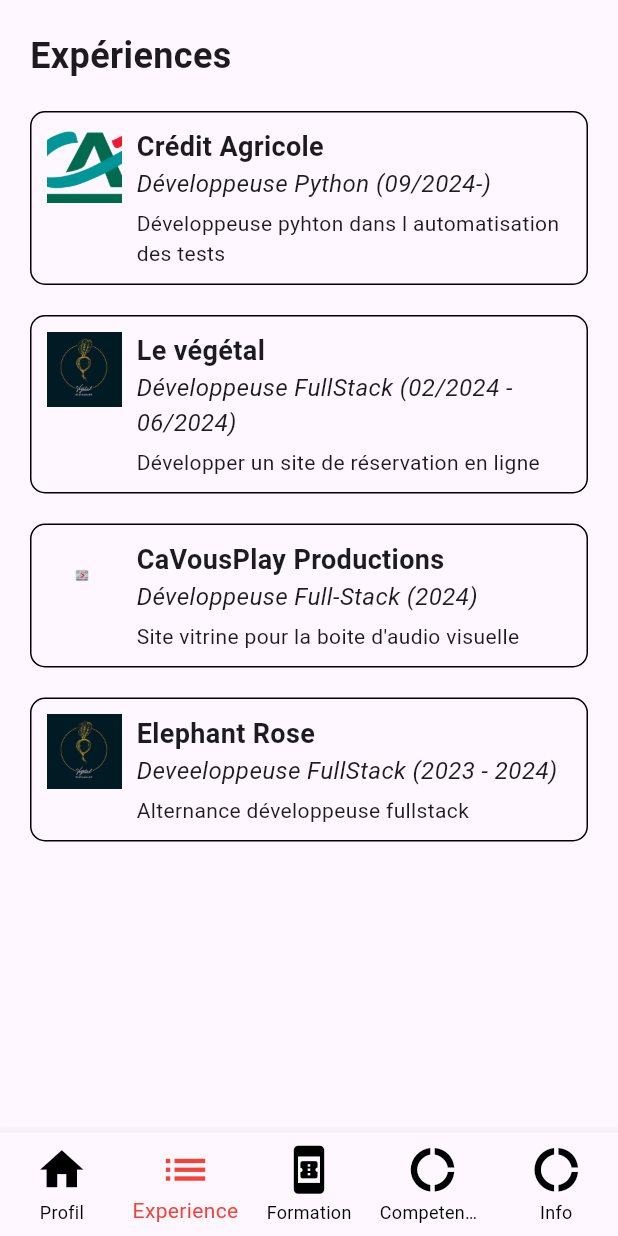
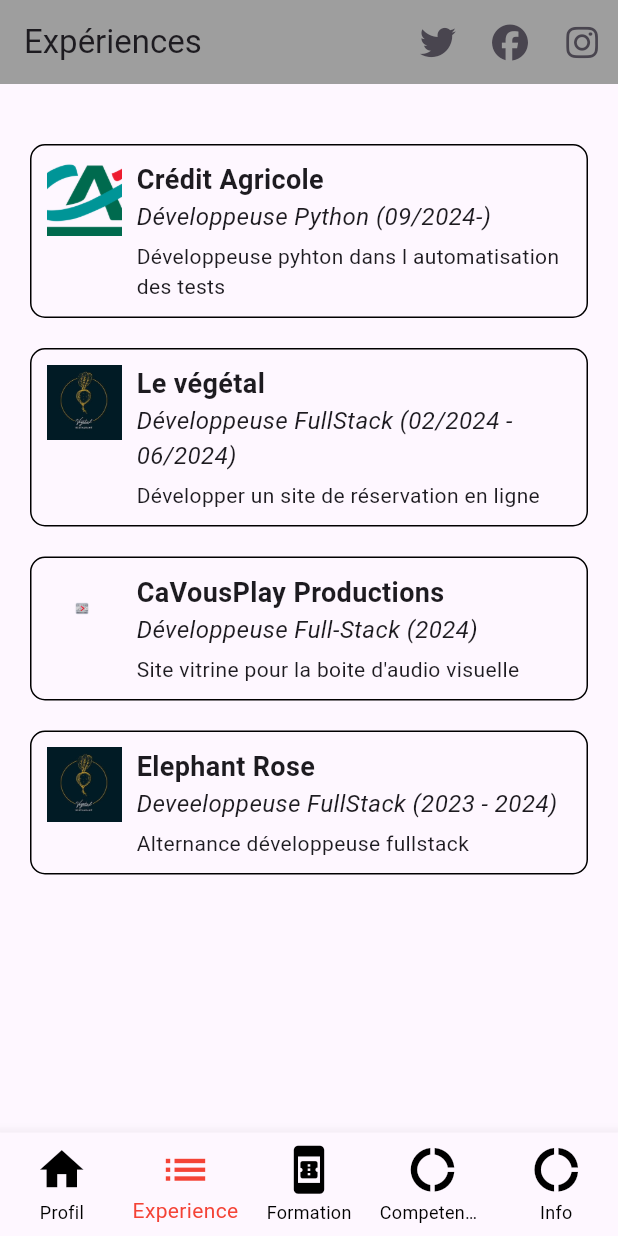
Before and after one commit to SarahOtmane/exo_flutter, a Flutter app: the screen it shows after launch, item 2 of the bottom bar chosen, on a phone screen of 412 x 824 dp. Run offline on Flutter 3.47's test engine with Material 3 defaults, Android fonts, the phone set to English and light mode, and no system bars; our stand-ins replace font_awesome_flutter.

Commit message:
composant experiences valide

```diff
--- a/lib/screen/experience.dart
+++ b/lib/screen/experience.dart
@@ -1,25 +1,44 @@
 import 'package:flutter/material.dart';
 import '../data.dart';
 import '../components/experience_card.dart';
+import 'package:font_awesome_flutter/font_awesome_flutter.dart';
 
 class ExperienceScreen extends StatelessWidget {
   const ExperienceScreen({super.key});
 
   @override
   Widget build(BuildContext context) {
-    return SingleChildScrollView(
+    return Scaffold(
+      appBar: AppBar(
+        title: const Text('Expériences'),
+        backgroundColor: Colors.grey, // Fond gris pour l'AppBar
+        actions: [
+          IconButton(
+            icon: const FaIcon(FontAwesomeIcons.twitter),
+            onPressed: () {
+              // Action pour Twitter
+            },
+          ),
+          IconButton(
+            icon: const FaIcon(FontAwesomeIcons.facebook),
+            onPressed: () {
+              // Action pour Facebook
+            },
+          ),
+          IconButton(
+            icon: const FaIcon(FontAwesomeIcons.instagram),
+            onPressed: () {
+              // Action pour Instagram
+            },
+          ),
+        ],
+      ),
+      body: SingleChildScrollView(
         child: Container(
           padding: const EdgeInsets.all(20.0),
           child: Column(
             crossAxisAlignment: CrossAxisAlignment.start,
             children: [
-            const Text(
-              'Expériences',
-              style: TextStyle(
-                fontSize: 24,
-                fontWeight: FontWeight.bold,
-              ),
-            ),
               const SizedBox(height: 10),
               ...experiences.map((experience) => Padding(
                 padding: const EdgeInsets.symmetric(vertical: 10.0),
@@ -28,6 +47,7 @@
             ],
           ),
         ),
+      ),
     );
   }
 }
```
Lines whose indentation alone changed are shown as unchanged.
